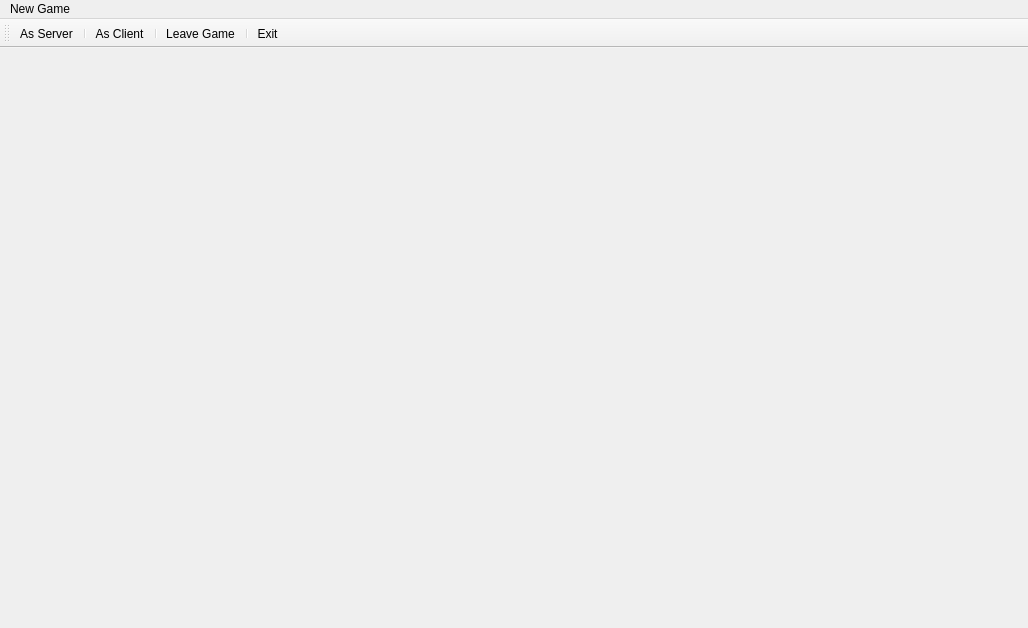
Qt form BattleShip/mainwindow.ui (prokop8/cpp_BattleShip) before a commit.
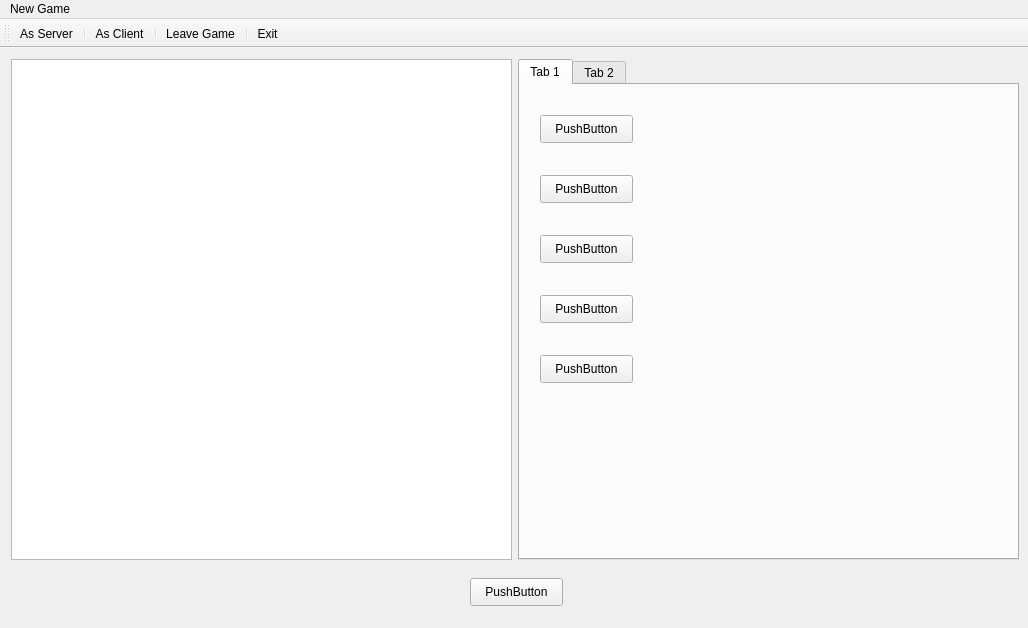
The same form after that commit.

Patch:
```diff
--- a/BattleShip/mainwindow.ui
+++ b/BattleShip/mainwindow.ui
@@ -13,7 +13,182 @@
   <property name="windowTitle">
    <string>MainWindow</string>
   </property>
-  <widget class="QWidget" name="centralWidget"/>
+  <widget class="QWidget" name="centralWidget">
+   <widget class="QGraphicsView" name="graphicsView">
+    <property name="enabled">
+     <bool>true</bool>
+    </property>
+    <property name="geometry">
+     <rect>
+      <x>11</x>
+      <y>11</y>
+      <width>501</width>
+      <height>501</height>
+     </rect>
+    </property>
+    <property name="sizePolicy">
+     <sizepolicy hsizetype="Preferred" vsizetype="Preferred">
+      <horstretch>0</horstretch>
+      <verstretch>0</verstretch>
+     </sizepolicy>
+    </property>
+   </widget>
+   <widget class="QTabWidget" name="tabWidget">
+    <property name="enabled">
+     <bool>true</bool>
+    </property>
+    <property name="geometry">
+     <rect>
+      <x>518</x>
+      <y>11</y>
+      <width>501</width>
+      <height>501</height>
+     </rect>
+    </property>
+    <property name="sizePolicy">
+     <sizepolicy hsizetype="Preferred" vsizetype="Preferred">
+      <horstretch>0</horstretch>
+      <verstretch>0</verstretch>
+     </sizepolicy>
+    </property>
+    <property name="currentIndex">
+     <number>0</number>
+    </property>
+    <widget class="QWidget" name="tab">
+     <attribute name="title">
+      <string>Tab 1</string>
+     </attribute>
+     <widget class="QPushButton" name="pushButton">
+      <property name="geometry">
+       <rect>
+        <x>20</x>
+        <y>30</y>
+        <width>93</width>
+        <height>28</height>
+       </rect>
+      </property>
+      <property name="text">
+       <string>PushButton</string>
+      </property>
+     </widget>
+     <widget class="QPushButton" name="pushButton_2">
+      <property name="geometry">
+       <rect>
+        <x>20</x>
+        <y>90</y>
+        <width>93</width>
+        <height>28</height>
+       </rect>
+      </property>
+      <property name="text">
+       <string>PushButton</string>
+      </property>
+     </widget>
+     <widget class="QPushButton" name="pushButton_3">
+      <property name="geometry">
+       <rect>
+        <x>20</x>
+        <y>150</y>
+        <width>93</width>
+        <height>28</height>
+       </rect>
+      </property>
+      <property name="text">
+       <string>PushButton</string>
+      </property>
+     </widget>
+     <widget class="QPushButton" name="pushButton_4">
+      <property name="geometry">
+       <rect>
+        <x>20</x>
+        <y>210</y>
+        <width>93</width>
+        <height>28</height>
+       </rect>
+      </property>
+      <property name="text">
+       <string>PushButton</string>
+      </property>
+     </widget>
+     <widget class="QPushButton" name="pushButton_9">
+      <property name="geometry">
+       <rect>
+        <x>20</x>
+        <y>270</y>
+        <width>93</width>
+        <height>28</height>
+       </rect>
+      </property>
+      <property name="text">
+       <string>PushButton</string>
+      </property>
+     </widget>
+    </widget>
+    <widget class="QWidget" name="tab_2">
+     <attribute name="title">
+      <string>Tab 2</string>
+     </attribute>
+     <widget class="QPushButton" name="pushButton_6">
+      <property name="geometry">
+       <rect>
+        <x>20</x>
+        <y>30</y>
+        <width>93</width>
+        <height>28</height>
+       </rect>
+      </property>
+      <property name="text">
+       <string>PushButton</string>
+      </property>
+     </widget>
+     <widget class="QPushButton" name="pushButton_7">
+      <property name="geometry">
+       <rect>
+        <x>20</x>
+        <y>90</y>
+        <width>93</width>
+        <height>28</height>
+       </rect>
+      </property>
+      <property name="text">
+       <string>PushButton</string>
+      </property>
+     </widget>
+     <widget class="QPushButton" name="pushButton_8">
+      <property name="geometry">
+       <rect>
+        <x>20</x>
+        <y>150</y>
+        <width>93</width>
+        <height>28</height>
+       </rect>
+      </property>
+      <property name="text">
+       <string>PushButton</string>
+      </property>
+     </widget>
+    </widget>
+   </widget>
+   <widget class="QPushButton" name="pushButton_5">
+    <property name="geometry">
+     <rect>
+      <x>470</x>
+      <y>530</y>
+      <width>93</width>
+      <height>28</height>
+     </rect>
+    </property>
+    <property name="sizePolicy">
+     <sizepolicy hsizetype="Minimum" vsizetype="Fixed">
+      <horstretch>0</horstretch>
+      <verstretch>0</verstretch>
+     </sizepolicy>
+    </property>
+    <property name="text">
+     <string>PushButton</string>
+    </property>
+   </widget>
+  </widget>
   <widget class="QMenuBar" name="menuBar">
    <property name="geometry">
     <rect>
```
